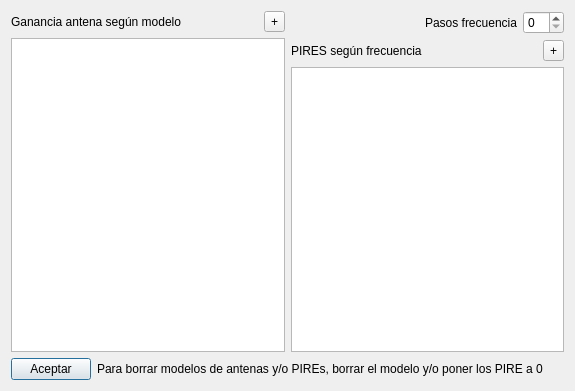
Before: the Qt Designer form DlgConfig.ui in silderan/WiFiLinkCalc, drawn with Qt 5.
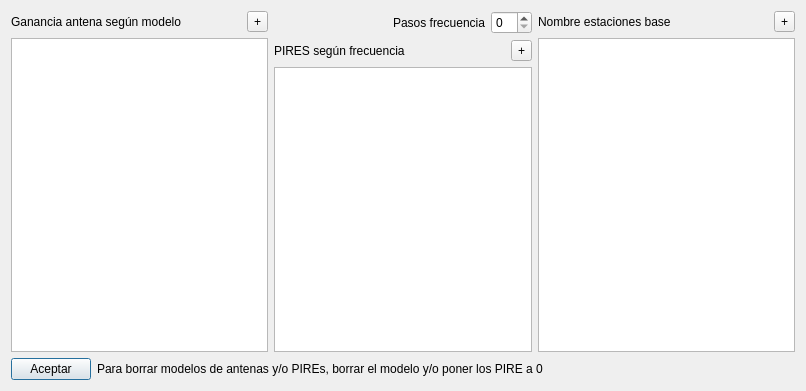
After: the same form once the commit is applied. Custom widgets are drawn as their Qt base class.

Commit message:
Completed Base Station data base
Now, we can chose base station and panel to automatically fill the
frequency and AP antenna model for you.

The edit to the form file:
```diff
--- a/DlgConfig.ui
+++ b/DlgConfig.ui
@@ -6,14 +6,14 @@
    <rect>
     <x>0</x>
     <y>0</y>
-    <width>575</width>
+    <width>806</width>
     <height>391</height>
    </rect>
   </property>
   <property name="windowTitle">
    <string>Dialog</string>
   </property>
-  <layout class="QGridLayout" name="gridLayout_3">
+  <layout class="QGridLayout" name="gridLayout_4">
    <item row="0" column="0">
     <layout class="QGridLayout" name="gridLayout_2">
      <item row="0" column="0">
@@ -80,7 +80,28 @@
      </item>
     </layout>
    </item>
-   <item row="1" column="0" colspan="2">
+   <item row="0" column="2">
+    <layout class="QGridLayout" name="gridLayout_3">
+     <item row="0" column="0">
+      <widget class="QLabel" name="label_5">
+       <property name="text">
+        <string>Nombre estaciones base</string>
+       </property>
+      </widget>
+     </item>
+     <item row="0" column="1">
+      <widget class="QToolButton" name="pbAddBaseStation">
+       <property name="text">
+        <string>+</string>
+       </property>
+      </widget>
+     </item>
+     <item row="1" column="0" colspan="2">
+      <widget class="QBaseStationTable" name="baseStationTable"/>
+     </item>
+    </layout>
+   </item>
+   <item row="1" column="0" colspan="3">
     <layout class="QHBoxLayout" name="horizontalLayout_2">
      <item>
       <widget class="QPushButton" name="btOk">
@@ -120,6 +141,11 @@
    <extends>QTableWidget</extends>
    <header>FrequencyPIRE.h</header>
   </customwidget>
+  <customwidget>
+   <class>QBaseStationTable</class>
+   <extends>QTableWidget</extends>
+   <header>BaseStationInfo.h</header>
+  </customwidget>
  </customwidgets>
  <resources/>
  <connections/>
```
The commit also changes 10 other files.
